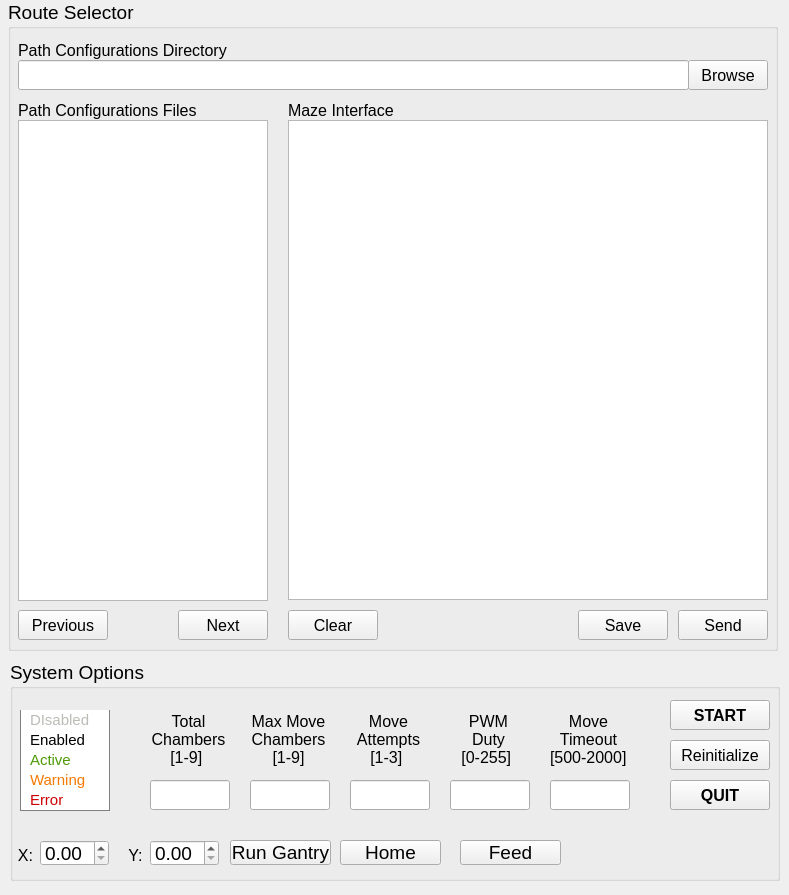
Qt form src/omniroute_operation/src/three_by_three_interface/interface.ui (NC4Lab/omniroute_ubuntu_ws) before a commit.
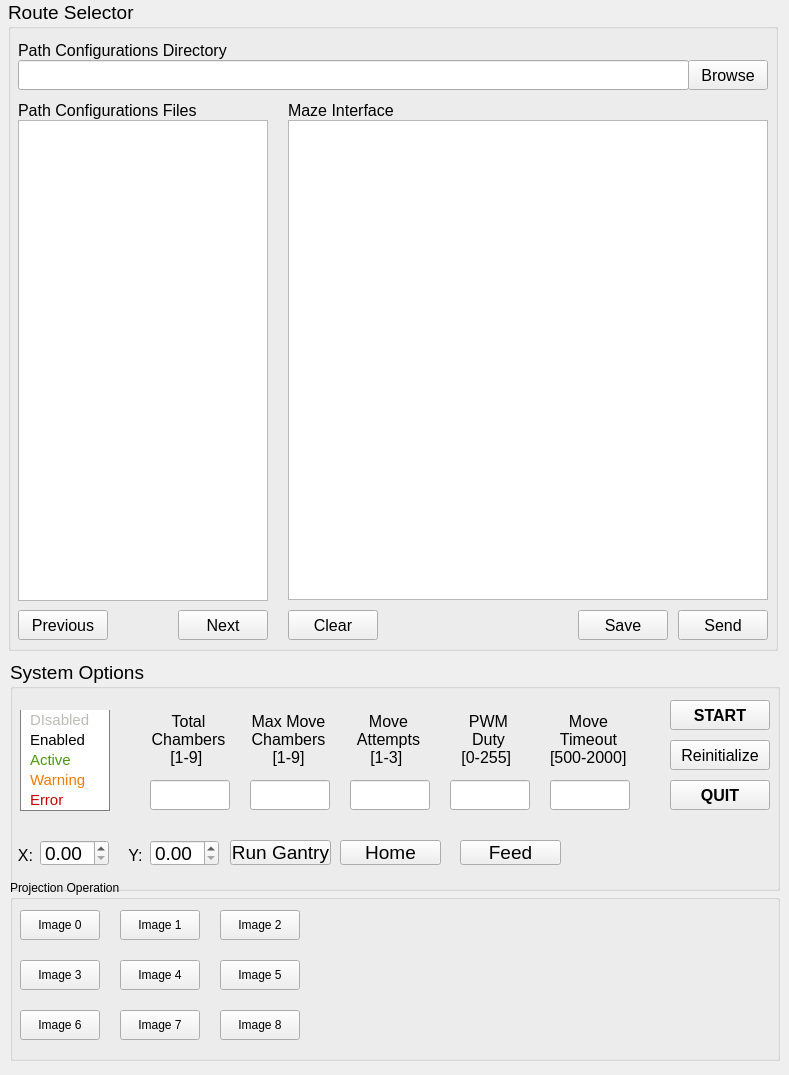
The same form after that commit.

Commit message: Adding in projection ROS functionality to 3x3 interface code.

What changed in the file:
```diff
--- a/src/omniroute_operation/src/three_by_three_interface/interface.ui
+++ b/src/omniroute_operation/src/three_by_three_interface/interface.ui
@@ -10,7 +10,7 @@
     <x>0</x>
     <y>0</y>
     <width>789</width>
-    <height>895</height>
+    <height>1075</height>
    </rect>
   </property>
   <property name="windowTitle">
@@ -242,7 +242,7 @@
      <x>10</x>
      <y>660</y>
      <width>770</width>
-     <height>221</height>
+     <height>231</height>
     </rect>
    </property>
    <property name="font">
@@ -778,6 +778,136 @@
     </property>
    </widget>
   </widget>
+  <widget class="QGroupBox" name="projectionOperationGroupBox">
+   <property name="geometry">
+    <rect>
+     <x>10</x>
+     <y>880</y>
+     <width>770</width>
+     <height>181</height>
+    </rect>
+   </property>
+   <property name="title">
+    <string>Projection Operation</string>
+   </property>
+   <widget class="QPushButton" name="showProjectionBtn_0">
+    <property name="geometry">
+     <rect>
+      <x>10</x>
+      <y>30</y>
+      <width>80</width>
+      <height>30</height>
+     </rect>
+    </property>
+    <property name="text">
+     <string>Image 0</string>
+    </property>
+   </widget>
+   <widget class="QPushButton" name="showProjectionBtn_1">
+    <property name="geometry">
+     <rect>
+      <x>110</x>
+      <y>30</y>
+      <width>80</width>
+      <height>30</height>
+     </rect>
+    </property>
+    <property name="text">
+     <string>Image 1</string>
+    </property>
+   </widget>
+   <widget class="QPushButton" name="showProjectionBtn_2">
+    <property name="geometry">
+     <rect>
+      <x>210</x>
+      <y>30</y>
+      <width>80</width>
+      <height>30</height>
+     </rect>
+    </property>
+    <property name="text">
+     <string>Image 2</string>
+    </property>
+   </widget>
+   <widget class="QPushButton" name="showProjectionBtn_3">
+    <property name="geometry">
+     <rect>
+      <x>10</x>
+      <y>80</y>
+      <width>80</width>
+      <height>30</height>
+     </rect>
+    </property>
+    <property name="text">
+     <string>Image 3</string>
+    </property>
+   </widget>
+   <widget class="QPushButton" name="showProjectionBtn_4">
+    <property name="geometry">
+     <rect>
+      <x>110</x>
+      <y>80</y>
+      <width>80</width>
+      <height>30</height>
+     </rect>
+    </property>
+    <property name="text">
+     <string>Image 4</string>
+    </property>
+   </widget>
+   <widget class="QPushButton" name="showProjectionBtn_5">
+    <property name="geometry">
+     <rect>
+      <x>210</x>
+      <y>80</y>
+      <width>80</width>
+      <height>30</height>
+     </rect>
+    </property>
+    <property name="text">
+     <string>Image 5</string>
+    </property>
+   </widget>
+   <widget class="QPushButton" name="showProjectionBtn_6">
+    <property name="geometry">
+     <rect>
+      <x>10</x>
+      <y>130</y>
+      <width>80</width>
+      <height>30</height>
+     </rect>
+    </property>
+    <property name="text">
+     <string>Image 6</string>
+    </property>
+   </widget>
+   <widget class="QPushButton" name="showProjectionBtn_7">
+    <property name="geometry">
+     <rect>
+      <x>110</x>
+      <y>130</y>
+      <width>80</width>
+      <height>30</height>
+     </rect>
+    </property>
+    <property name="text">
+     <string>Image 7</string>
+    </property>
+   </widget>
+   <widget class="QPushButton" name="showProjectionBtn_8">
+    <property name="geometry">
+     <rect>
+      <x>210</x>
+      <y>130</y>
+      <width>80</width>
+      <height>30</height>
+     </rect>
+    </property>
+    <property name="text">
+     <string>Image 8</string>
+    </property>
+   </widget>
+  </widget>
  </widget>
  <resources/>
  <connections/>
```
The commit also changes 2 other files.
